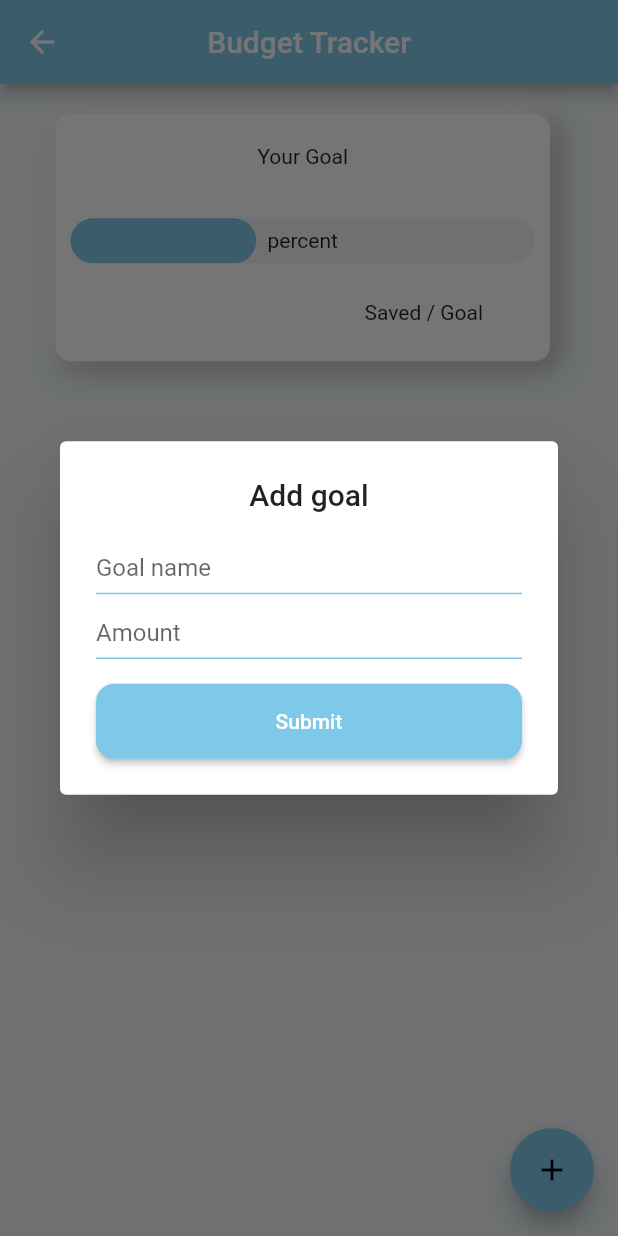
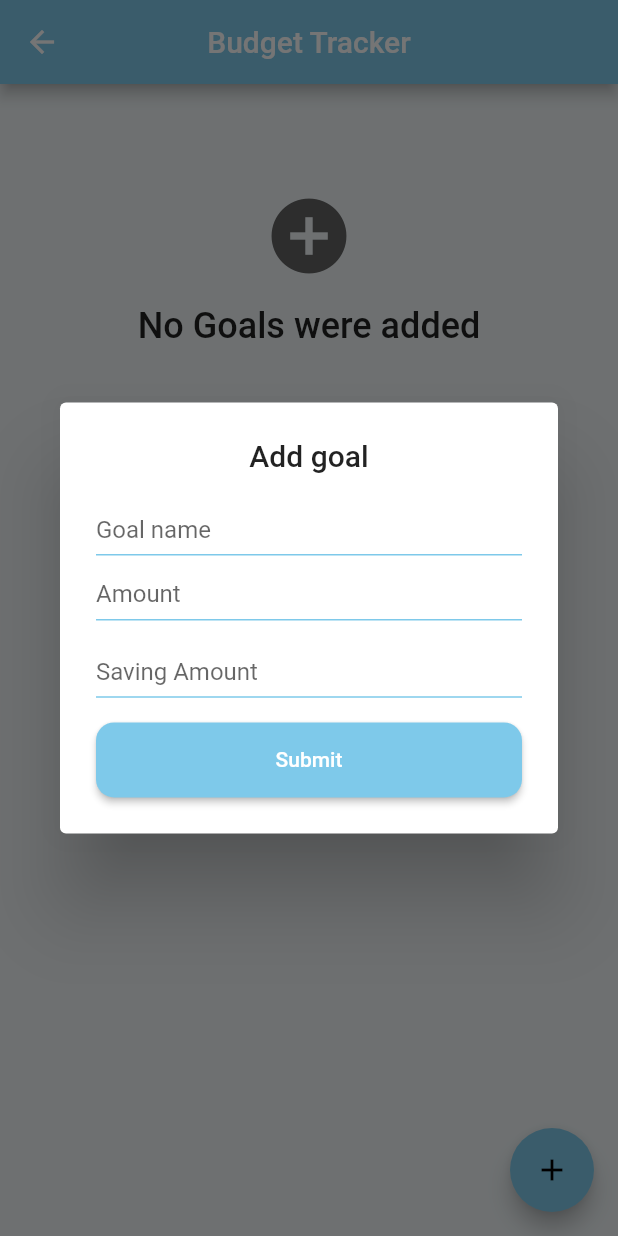
Before and after one commit to ratishjain12/Budget-Tracker-App, a Flutter app: the GoalPage screen opened directly, after a tap on the "add" icon, on a phone screen of 412 x 824 dp. Run offline on Flutter 3.47's test engine with Material 2 defaults, Android fonts, the phone set to English and light mode, and no system bars; drawn by our look-alikes of percent_indicator; our stand-ins replace cloud_firestore, firebase_auth, firebase_core, fluttertoast, google_sign_in and 2 more; missing offline and left inert: cloud_firestore_web, dart:ffi, firebase_auth_web, firebase_core_web, google_sign_in_web, shared_preferences_web; accounts and stored records are empty.

Commit message:
Goal page done

```diff
--- a/lib/screens/goal_page.dart
+++ b/lib/screens/goal_page.dart
@@ -1,34 +1,69 @@
+import 'dart:core';
+
+import 'package:budget_tracker/screens/helper/helper_function.dart';
 import 'package:budget_tracker/services/database.dart';
 import 'package:budget_tracker/widgets/colors.dart';
 import 'package:budget_tracker/widgets/custom_button.dart';
+import 'package:budget_tracker/widgets/goals_tile.dart';
+import 'package:cloud_firestore/cloud_firestore.dart';
 import 'package:flutter/material.dart';
 import 'package:fluttertoast/fluttertoast.dart';
 import 'package:percent_indicator/linear_percent_indicator.dart';
 
 class GoalPage extends StatefulWidget {
   const GoalPage({Key? key}) : super(key: key);
-
   @override
   State<GoalPage> createState() => _GoalPageState();
 }
 
-class _GoalPageState extends State<GoalPage> with AutomaticKeepAliveClientMixin {
+class _GoalPageState extends State<GoalPage>
+    with AutomaticKeepAliveClientMixin {
   final _formKey = GlobalKey<FormState>();
   final _goalnameController = TextEditingController();
   final _goalController = TextEditingController();
+  final _savingController = TextEditingController();
+  String userid = "1";
   bool _isalive = false;
+  Stream<QuerySnapshot>? userGoals;
 
   @override
   bool get wantKeepAlive => true;
   @override
   void initState() {
     // TODO: implement initState
+    getUserDetails();
+    fetchUserGoals();
     super.initState();
   }
-  Future fetching(){
-    return
+
+  Future getUserDetails() async {
+    await helper_function.getUserUid().then((value) {
+      if (value != null) {
+        setState(() {
+          userid = value;
+          print("userid" + userid);
+        });
+      }
+    });
   }
+
+  Future fetchUserGoals() async {
+    await getUserDetails().whenComplete(() async {
+      await Database(uid: userid).fetchGoals(userid).then((value) {
+        if (value != null) {
+          setState(() {
+            userGoals = value;
+          });
+        }
+      });
+    });
+  }
+
+  // Future fetching(){
+  //   return
+  // }
   void dispose() {
+    _savingController.dispose();
     _goalnameController.dispose();
     _goalController.dispose();
     super.dispose();
@@ -38,6 +73,56 @@ class _GoalPageState extends State<GoalPage> with AutomaticKeepAliveClientMixin
   Widget build(BuildContext context) {
     var screenHeight = MediaQuery.of(context).size.height;
     var screenWidth = MediaQuery.of(context).size.width;
+    goalsList() {
+      return StreamBuilder(
+          stream: userGoals,
+          builder: (context, AsyncSnapshot snapshot) {
+            if (snapshot.hasData) {
+              if (snapshot.data.docs.length != 0) {
+                return ListView.builder(
+                    shrinkWrap: true,
+                    itemCount: snapshot.data.docs.length,
+                    itemBuilder: ((context, index) {
+                      return GoalWidget(
+                          title: snapshot.data.docs[index]['title'],
+                          goal: snapshot.data.docs[index]['goal'],
+                          saved: snapshot.data.docs[index]['saved']);
+                    }));
+              } else {
+                return Container(
+                  height: MediaQuery.of(context).size.height * 0.3,
+                  child: Center(
+                      child: MaterialButton(
+                    onPressed: () {
+                      popupDialog(context);
+                    },
+                    child: Column(
+                      mainAxisAlignment: MainAxisAlignment.center,
+                      crossAxisAlignment: CrossAxisAlignment.center,
+                      children: [
+                        Icon(
+                          Icons.add_circle,
+                          size: 60,
+                          color: Colors.grey[700],
+                        ),
+                        Padding(padding: EdgeInsets.all(8)),
+                        Text(
+                          "No Goals were added",
+                          style: TextStyle(fontSize: 24),
+                        ),
+                      ],
+                    ),
+                  )),
+                );
+              }
+            } else {
+              return Container(
+                child: CircularProgressIndicator(),
+              );
+            }
+          });
+    }
+
     return Scaffold(
       backgroundColor: AppColors.primaryColor,
       appBar: AppBar(
@@ -52,71 +137,12 @@ class _GoalPageState extends State<GoalPage> with AutomaticKeepAliveClientMixin
           popupDialog(context);
         },
       ),
-      body: SafeArea(
-        child: Column(
-          crossAxisAlignment: CrossAxisAlignment.center,
-          children: [
-            Container(
-                margin: EdgeInsets.only(left: 37, top: 20),
-                // alignment: Alignment.center,
-                width: screenWidth * 0.8,
-                height: screenHeight * 0.2,
-                decoration: BoxDecoration(
-                    color: Colors.white,
-                    borderRadius: BorderRadius.circular(10),
-                    boxShadow: [
-                      BoxShadow(
-                        color: Colors.grey,
-                        offset: Offset(4, 4),
-                        blurRadius: 15,
-                        spreadRadius: 1,
-                      ),
-                      BoxShadow(
-                        color: Colors.white,
-                        offset: Offset(-4, -4),
-                        blurRadius: 15,
-                        spreadRadius: 1,
-                      )
-                    ]),
-                child: Column(
-                  children: [
-                    SizedBox(
-                      height: screenHeight * 0.025,
-                    ),
-                    Text('Your Goal'),
-                    SizedBox(
-                      height: screenHeight * 0.04,
-                    ),
-                    LinearPercentIndicator(
-                      animation: true,
-                      animationDuration: 1000,
-                      width: screenWidth * 0.8,
-                      progressColor: AppColors.secondaryColor,
-                      backgroundColor: AppColors.primaryColor,
-                      percent: 0.4,
-                      lineHeight: 30,
-                      barRadius: Radius.circular(20),
-                      center: Text('percent'),
-                    ),
-                    SizedBox(
-                      height: screenHeight * 0.03,
-                    ),
-                    Row(
-                      children: [
-                        SizedBox(width: screenWidth * 0.5),
-                        Text("Saved / Goal", textAlign: TextAlign.end),
-                      ],
-                    ),
-                  ],
-                )),
-          ],
-        ),
-      ),
+      body: SingleChildScrollView(
+          scrollDirection: Axis.vertical, child: goalsList()),
     );
   }
 
   popupDialog(BuildContext context) {
-    final _goalController = TextEditingController();
     var screenHeight = MediaQuery.of(context).size.height;
     var screenWidth = MediaQuery.of(context).size.width;
     return showDialog(
@@ -137,7 +163,7 @@ class _GoalPageState extends State<GoalPage> with AutomaticKeepAliveClientMixin
                       mainAxisSize: MainAxisSize.min,
                       children: [
                         TextFormField(
-                          // controller: _goalnameController,
+                          controller: _goalnameController,
                           keyboardType: TextInputType.text,
                           validator: (val) {
                             if (val == null || val.isEmpty) {
@@ -186,13 +212,44 @@ class _GoalPageState extends State<GoalPage> with AutomaticKeepAliveClientMixin
                         SizedBox(
                           height: screenHeight * 0.02,
                         ),
+                        TextFormField(
+                          controller: _savingController,
+                          keyboardType: TextInputType.number,
+                          validator: (value) {
+                            if (value == null) {
+                              return "Please enter amount";
+                            }
+                            return null;
+                          },
+                          decoration: InputDecoration(
+                            isDense: true,
+                            enabledBorder: UnderlineInputBorder(
+                              borderSide:
+                                  BorderSide(color: AppColors.secondaryColor),
+                            ),
+                            border: UnderlineInputBorder(
+                              borderSide:
+                                  BorderSide(color: AppColors.secondaryColor),
+                            ),
+                            hintText: 'Saving Amount',
+                          ),
+                        ),
+                        SizedBox(
+                          height: screenHeight * 0.02,
+                        ),
                         CustomButton(
                             child: Text("Submit"),
                             onPressed: () async {
-                              await addGoal(context,userid,name,int.parse()){
-
+                              bool res = await addGoal(
+                                  context,
+                                  userid,
+                                  _goalnameController.text,
+                                  int.parse(_goalController.text),
+                                  int.parse(_savingController.text));
+                              if (res) {
+                                Navigator.of(context).pop();
                               }
-                            })
+                            }),
                       ],
                     ),
                   ),
@@ -203,12 +260,25 @@ class _GoalPageState extends State<GoalPage> with AutomaticKeepAliveClientMixin
         });
   }
 }
-addGoal(BuildContext context, String userid, String name,int goal_amount, int saved)async{
-  await Database(uid: userid).addGoal(userid, name, goal_amount, saved).then((value) {
-    if (value == null) {
-      ScaffoldMessenger.of(context).showSnackBar(SnackBar(content: Text('Goals added successfully')));
-    } else {
-      ScaffoldMessenger.of(context).showSnackBar(SnackBar(content: Text('Goals addition failed')));
-    }
-  });
+
+Future<bool> addGoal(BuildContext context, String userid, String name,
+    int goal_amount, int saved) async {
+  if (saved > goal_amount) {
+    ScaffoldMessenger.of(context).showSnackBar(
+        SnackBar(content: Text("expenses cannot be greater than savings!!")));
+    return false;
+  } else if (saved <= saved) {
+    await Database(uid: userid)
+        .addGoal(userid, name, goal_amount, saved)
+        .then((value) {
+      if (value == null) {
+        ScaffoldMessenger.of(context)
+            .showSnackBar(SnackBar(content: Text("Expense added.")));
+      } else {
+        ScaffoldMessenger.of(context)
+            .showSnackBar(SnackBar(content: Text("Expense addition failed.")));
+      }
+    });
+  }
+  return true;
 }
--- a/lib/services/database.dart
+++ b/lib/services/database.dart
@@ -38,7 +38,7 @@ class Database {
   }
 
   Future addGoal(String userid, String name, int goal_amount, int saved) async {
-    await userCollection.doc(userid).collection('goal').add({
+    return await userCollection.doc(userid).collection('goal').add({
       'title': name,
       'goal': goal_amount,
       'saved': saved,
```
Also changed, not shown: lib/widgets/goals_tile.dart (added, +105 -0 lines).
